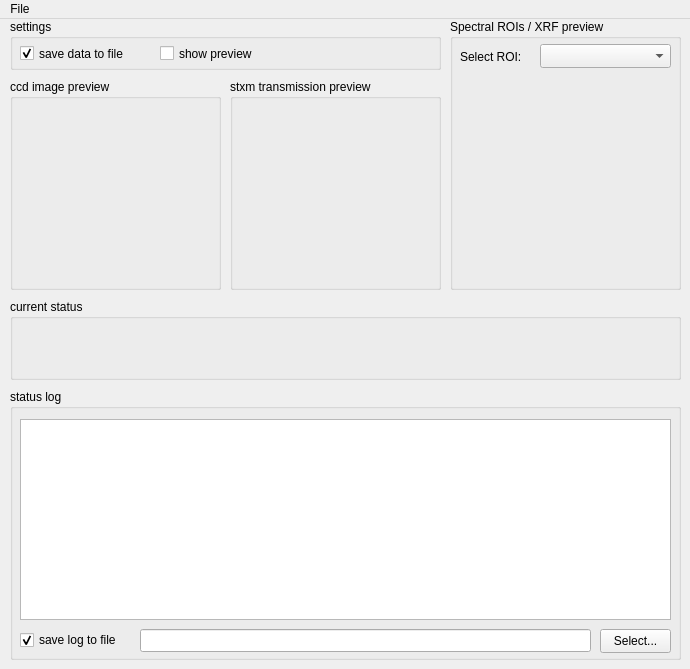
Above: DataSink/mainwindow.ui from neitmedia/AnImaX before the change. Below: the same form after it.
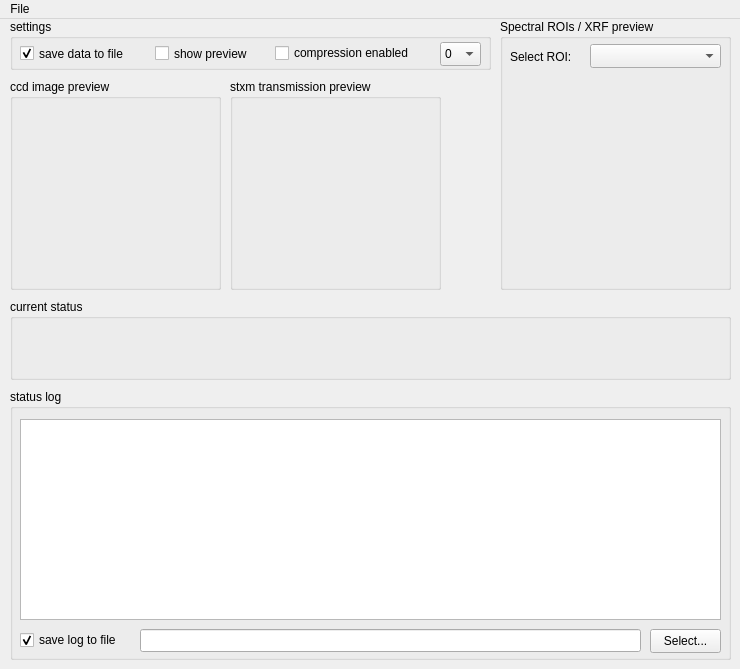
That is the form after the change.

Commit message: optimized userdata/note saving, added compression

Patch:
```diff
--- a/DataSink/mainwindow.ui
+++ b/DataSink/mainwindow.ui
@@ -6,7 +6,7 @@
    <rect>
     <x>0</x>
     <y>0</y>
-    <width>690</width>
+    <width>740</width>
     <height>669</height>
    </rect>
   </property>
@@ -38,7 +38,7 @@
      <rect>
       <x>10</x>
       <y>0</y>
-      <width>431</width>
+      <width>481</width>
       <height>51</height>
      </rect>
     </property>
@@ -48,7 +48,7 @@
     <widget class="QCheckBox" name="chbPreview">
      <property name="geometry">
       <rect>
-       <x>150</x>
+       <x>145</x>
        <y>23</y>
        <width>121</width>
        <height>23</height>
@@ -74,6 +74,91 @@
       <bool>true</bool>
      </property>
     </widget>
+    <widget class="QCheckBox" name="chbCompressionEnabled">
+     <property name="enabled">
+      <bool>true</bool>
+     </property>
+     <property name="geometry">
+      <rect>
+       <x>265</x>
+       <y>23</y>
+       <width>161</width>
+       <height>22</height>
+      </rect>
+     </property>
+     <property name="text">
+      <string>compression enabled</string>
+     </property>
+     <property name="checkable">
+      <bool>true</bool>
+     </property>
+    </widget>
+    <widget class="QComboBox" name="cmbCompressionLevel">
+     <property name="enabled">
+      <bool>true</bool>
+     </property>
+     <property name="geometry">
+      <rect>
+       <x>430</x>
+       <y>23</y>
+       <width>41</width>
+       <height>24</height>
+      </rect>
+     </property>
+     <property name="editable">
+      <bool>false</bool>
+     </property>
+     <item>
+      <property name="text">
+       <string>0</string>
+      </property>
+     </item>
+     <item>
+      <property name="text">
+       <string>1</string>
+      </property>
+     </item>
+     <item>
+      <property name="text">
+       <string>2</string>
+      </property>
+     </item>
+     <item>
+      <property name="text">
+       <string>3</string>
+      </property>
+     </item>
+     <item>
+      <property name="text">
+       <string>4</string>
+      </property>
+     </item>
+     <item>
+      <property name="text">
+       <string>5</string>
+      </property>
+     </item>
+     <item>
+      <property name="text">
+       <string>6</string>
+      </property>
+     </item>
+     <item>
+      <property name="text">
+       <string>7</string>
+      </property>
+     </item>
+     <item>
+      <property name="text">
+       <string>8</string>
+      </property>
+     </item>
+     <item>
+      <property name="text">
+       <string>9</string>
+      </property>
+     </item>
+    </widget>
    </widget>
    <widget class="QGroupBox" name="groupBox_2">
     <property name="geometry">
@@ -132,7 +217,7 @@
      <rect>
       <x>10</x>
       <y>370</y>
-      <width>671</width>
+      <width>721</width>
       <height>271</height>
      </rect>
     </property>
@@ -144,7 +229,7 @@
       <rect>
        <x>10</x>
        <y>30</y>
-       <width>651</width>
+       <width>701</width>
        <height>201</height>
       </rect>
      </property>
@@ -170,7 +255,7 @@
       <rect>
        <x>130</x>
        <y>240</y>
-       <width>451</width>
+       <width>501</width>
        <height>23</height>
       </rect>
      </property>
@@ -178,7 +263,7 @@
     <widget class="QPushButton" name="cmdSelectLogFile">
      <property name="geometry">
       <rect>
-       <x>590</x>
+       <x>640</x>
        <y>240</y>
        <width>71</width>
        <height>24</height>
@@ -194,7 +279,7 @@
      <rect>
       <x>10</x>
       <y>280</y>
-      <width>671</width>
+      <width>721</width>
       <height>81</height>
      </rect>
     </property>
@@ -231,7 +316,7 @@
    <widget class="QGroupBox" name="grbROIs">
     <property name="geometry">
      <rect>
-      <x>450</x>
+      <x>500</x>
       <y>0</y>
       <width>231</width>
       <height>271</height>
@@ -283,7 +368,7 @@
     <rect>
      <x>0</x>
      <y>0</y>
-     <width>690</width>
+     <width>740</width>
      <height>21</height>
     </rect>
    </property>
```
The commit also changes 18 other files.
